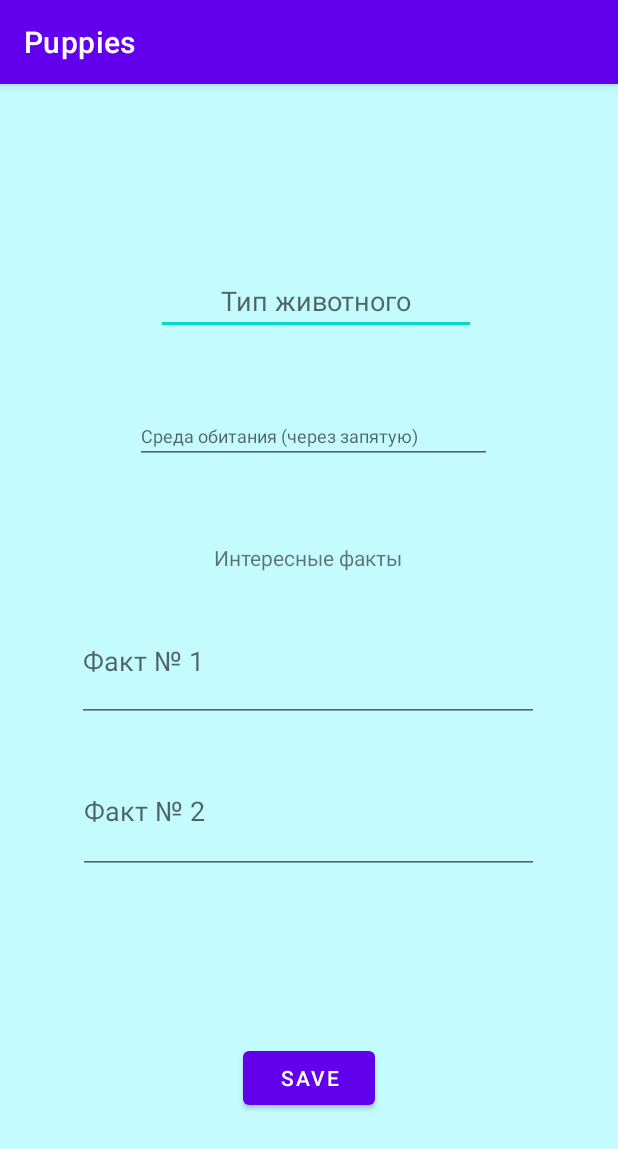
After one commit to YariLAN/Animals, an Android app: the AddAnimalActivity screen opened directly, with no data from a screen before it, on a phone screen of 412 x 824 dp. The commit adds this screen. Shown: the top 1149 px of the screen. Run offline under Robolectric (Android 15) with nearby library versions, the phone set to English and light mode, and no system bars; our stand-ins replace Room's generated code.

Commit message:
add RoomDb

```diff
--- a/app/build.gradle
+++ b/app/build.gradle
@@ -1,6 +1,7 @@
 plugins {
     id 'com.android.application'
     id 'org.jetbrains.kotlin.android'
+    id 'kotlin-kapt'
 }
 
 android {
@@ -38,6 +39,9 @@ android {
 dependencies {
 
     implementation 'androidx.core:core-ktx:1.7.0'
+    implementation 'androidx.room:room-ktx:2.4.3'
+    kapt 'androidx.room:room-compiler:2.4.3'
+    implementation 'androidx.lifecycle:lifecycle-livedata-ktx:2.5.1'
     implementation 'androidx.appcompat:appcompat:1.6.1'
     implementation 'com.google.android.material:material:1.11.0'
     implementation 'androidx.constraintlayout:constraintlayout:2.1.4'
--- a/app/src/main/AndroidManifest.xml
+++ b/app/src/main/AndroidManifest.xml
@@ -12,10 +12,13 @@
             android:theme="@style/Theme.Puppies"
             tools:targetApi="31">
         <activity
+                android:name=".AddAnimalActivity"
+                android:exported="false"/>
+        <activity
                 android:name=".CatsActivity"
                 android:exported="false"/>
         <activity
-                android:name=".DogsActivity"
+                android:name=".AnimalActivity"
                 android:exported="false"/>
         <activity
                 android:name=".RabbitsActivity"
--- /dev/null
+++ b/app/src/main/java/ru/ygmatveev/puppies/AddAnimalActivity.kt
@@ -0,0 +1,37 @@
+package ru.ygmatveev.puppies
+
+import android.content.Intent
+import androidx.appcompat.app.AppCompatActivity
+import android.os.Bundle
+import ru.ygmatveev.puppies.DbModels.AnimalDb
+import ru.ygmatveev.puppies.databinding.ActivityAddAnimalBinding
+import ru.ygmatveev.puppies.db.AnimalsDbContext
+
+class AddAnimalActivity : AppCompatActivity() {
+
+    private lateinit var binding: ActivityAddAnimalBinding
+
+    override fun onCreate(savedInstanceState: Bundle?) {
+        super.onCreate(savedInstanceState)
+        val db = AnimalsDbContext.getDatabase(this)
+
+        binding = ActivityAddAnimalBinding.inflate(layoutInflater)
+        setContentView(binding.root)
+
+        binding.save.setOnClickListener {
+            val animal = AnimalDb(
+                null,
+                binding.editTextTextPersonName2.text.toString(),
+                binding.locationName.text.toString(),
+                binding.editTextTextPersonName4.text.toString(),
+                binding.editTextTextPersonName5.text.toString())
+
+            Thread {
+                db.animalsDao().addAnimal(animal)
+            }.start()
+
+            intent = Intent(this, ListAnimalsActivity::class.java)
+            startActivity(intent)
+        }
+    }
+}
--- /dev/null
+++ b/app/src/main/java/ru/ygmatveev/puppies/DaoModels/AnimalDao.kt
@@ -0,0 +1,21 @@
+package ru.ygmatveev.puppies.DaoModels
+
+import androidx.room.Dao
+import androidx.room.Insert
+import androidx.room.Query
+import kotlinx.coroutines.flow.Flow
+import ru.ygmatveev.puppies.DbModels.AnimalDb
+
+
+@Dao
+interface AnimalDao {
+    @Insert
+    fun addAnimal(animal: AnimalDb)
+
+    @Query("SELECT * FROM animals")
+    fun getAllAnimals(): Flow<List<AnimalDb>>
+
+    @Query("SELECT * FROM animals WHERE id = :id")
+    fun getAnimalById(id: Int): AnimalDb
+
+}
--- a/app/src/main/java/ru/ygmatveev/puppies/MainActivity.kt
+++ b/app/src/main/java/ru/ygmatveev/puppies/MainActivity.kt
@@ -31,5 +31,10 @@ class MainActivity : AppCompatActivity() {
             val intent = Intent(this, ListAnimalsActivity::class.java);
             startActivity(intent);
         }
+
+        mainBinding.addAnimal.setOnClickListener {
+            intent = Intent(this, AddAnimalActivity::class.java)
+            startActivity(intent)
+        }
     }
 }
--- /dev/null
+++ b/app/src/main/java/ru/ygmatveev/puppies/db/AnimalsDbContext.kt
@@ -0,0 +1,25 @@
+package ru.ygmatveev.puppies.db
+
+import androidx.room.RoomDatabase
+import androidx.room.Room
+import android.content.Context
+import androidx.room.Database
+import ru.ygmatveev.puppies.DaoModels.AnimalDao
+import ru.ygmatveev.puppies.DbModels.AnimalDb
+
+// Антотация базы данных
+
+@Database (entities = [AnimalDb::class], version = 1)
+abstract class AnimalsDbContext() : RoomDatabase() {
+
+    abstract fun animalsDao(): AnimalDao
+
+    companion object {
+        fun getDatabase(context: Context): AnimalsDbContext {
+            return Room.databaseBuilder(context,
+                AnimalsDbContext::class.java,
+                "animals.db"
+            ).build()
+        }
+    }
+}
--- a/app/src/main/java/ru/ygmatveev/puppies/model/AnimalModel.kt
+++ b/app/src/main/java/ru/ygmatveev/puppies/model/AnimalModel.kt
@@ -1,3 +1,3 @@
 package ru.ygmatveev.puppies.model
 
-data class AnimalModel(val imgId: Int, val label: String)
+data class AnimalModel(val id: Int, val label: String, val imgId: Int)
--- /dev/null
+++ b/app/src/main/res/layout/activity_add_animal.xml
@@ -0,0 +1,68 @@
+<?xml version="1.0" encoding="utf-8"?>
+<androidx.constraintlayout.widget.ConstraintLayout
+        xmlns:android="http://schemas.android.com/apk/res/android"
+        xmlns:tools="http://schemas.android.com/tools"
+        xmlns:app="http://schemas.android.com/apk/res-auto"
+        android:layout_width="match_parent"
+        android:layout_height="match_parent"
+        tools:context=".AddAnimalActivity" android:background="#C4FBFF">
+
+    <EditText
+            android:layout_width="wrap_content"
+            android:layout_height="wrap_content"
+            android:inputType="textPersonName"
+            android:ems="10"
+            android:id="@+id/editTextTextPersonName2"
+            app:layout_constraintStart_toStartOf="parent" android:layout_marginStart="104dp"
+            android:layout_marginEnd="97dp" app:layout_constraintEnd_toEndOf="parent"
+            app:layout_constraintTop_toTopOf="parent" android:layout_marginTop="122dp"
+            app:layout_constraintBottom_toBottomOf="parent" android:layout_marginBottom="564dp"
+            app:layout_constraintHorizontal_bias="0.0" app:layout_constraintVertical_bias="0.0"
+            android:textAlignment="center" android:hint="Тип животного"/>
+    <Button
+            android:text="Save"
+            android:layout_width="wrap_content"
+            android:layout_height="wrap_content" android:id="@+id/save"
+            android:layout_marginTop="471dp"
+            app:layout_constraintTop_toBottomOf="@+id/editTextTextPersonName2"
+            app:layout_constraintBottom_toBottomOf="parent" android:layout_marginBottom="45dp"
+            app:layout_constraintStart_toStartOf="parent"
+            app:layout_constraintVertical_bias="0.0" app:layout_constraintEnd_toEndOf="parent"/>
+    <EditText
+            android:layout_width="238dp"
+            android:layout_height="37dp"
+            android:inputType="textPersonName"
+            android:ems="10"
+            android:id="@+id/location_name"
+            app:layout_constraintEnd_toEndOf="parent" app:layout_constraintStart_toStartOf="parent"
+            app:layout_constraintTop_toBottomOf="@+id/editTextTextPersonName2"
+            app:layout_constraintBottom_toTopOf="@+id/save" app:layout_constraintHorizontal_bias="0.517"
+            app:layout_constraintVertical_bias="0.112" android:textSize="12sp"
+            android:hint="Среда обитания (через запятую)"/>
+    <TextView
+            android:text="Интересные факты"
+            android:layout_width="wrap_content"
+            android:layout_height="wrap_content" android:id="@+id/textView5"
+            app:layout_constraintEnd_toEndOf="parent" app:layout_constraintStart_toStartOf="parent"
+            app:layout_constraintTop_toBottomOf="@+id/location_name" app:layout_constraintBottom_toTopOf="@+id/save"
+            app:layout_constraintHorizontal_bias="0.498" app:layout_constraintVertical_bias="0.144"/>
+    <EditText
+            android:layout_width="308dp"
+            android:layout_height="81dp"
+            android:inputType="textPersonName"
+            android:ems="10"
+            android:id="@+id/editTextTextPersonName4"
+            app:layout_constraintEnd_toEndOf="parent" app:layout_constraintStart_toStartOf="parent"
+            app:layout_constraintTop_toBottomOf="@+id/textView5"
+            app:layout_constraintBottom_toTopOf="@+id/editTextTextPersonName5"
+            app:layout_constraintHorizontal_bias="0.495" android:hint="Факт № 1"/>
+    <EditText
+            android:layout_width="307dp"
+            android:layout_height="83dp"
+            android:inputType="textPersonName"
+            android:ems="10"
+            android:id="@+id/editTextTextPersonName5"
+            app:layout_constraintEnd_toEndOf="parent" app:layout_constraintStart_toStartOf="parent"
+            app:layout_constraintBottom_toTopOf="@+id/save"
+            android:layout_marginBottom="112dp" app:layout_constraintHorizontal_bias="0.495" android:hint="Факт № 2"/>
+</androidx.constraintlayout.widget.ConstraintLayout>
--- a/app/src/main/res/layout/activity_list_animals.xml
+++ b/app/src/main/res/layout/activity_list_animals.xml
@@ -22,4 +22,4 @@
             app:layout_constraintVertical_bias="0.0"
             android:id="@+id/rv_animals"/>
 
-    </androidx.constraintlayout.widget.ConstraintLayout>
+</androidx.constraintlayout.widget.ConstraintLayout>
--- /dev/null
+++ b/app/src/main/res/values/ids.xml
@@ -0,0 +1,4 @@
+<?xml version="1.0" encoding="utf-8"?>
+<resources>
+    <item name="locale_view" type="id"/>
+</resources>
--- a/app/src/main/res/values/strings.xml
+++ b/app/src/main/res/values/strings.xml
@@ -29,7 +29,9 @@
     <string name="attachment_summary_on">Automatically download attachments for incoming emails</string>
     <string name="attachment_summary_off">Only download attachments when manually requested</string>
     <string name="title_activity_list_animals">ListAnimalsActivity</string>
-    <string name="_30_70">род из семейства зайцевых. Распространены везде, кроме Австралии и Антарктиды, всего около 30 видов. Отличаются длинными ушами, коротким поднятым хвостом, недоразвитыми ключицами, длинными задними лапами, что позволяет им двигаться прыжками. Русак может достигать скорости 70 км/ч
+    <string name="_30_70">род из семейства зайцевых. Распространены везде, кроме Австралии и Антарктиды, всего около 30
+        видов. Отличаются длинными ушами, коротким поднятым хвостом, недоразвитыми ключицами, длинными задними лапами,
+        что позволяет им двигаться прыжками. Русак может достигать скорости 70 км/ч
     </string>
     <string name="cats_title">домашнее животное, одно из наиболее популярных (наряду с собакой) «животных-компаньонов».
         С точки зрения научной систематики, домашняя кошка — млекопитающее семейства кошачьих отряда хищных. Одни
```
Also changed, not shown: app/src/main/java/ru/ygmatveev/puppies/AnimalActivity.kt (added, +47 -0 lines), app/src/main/java/ru/ygmatveev/puppies/DbModels/AnimalDb.kt (added, +23 -0 lines), app/src/main/java/ru/ygmatveev/puppies/DogsActivity.kt (deleted, +0 -11 lines), app/src/main/java/ru/ygmatveev/puppies/ListAnimalsActivity.kt (+36 -8 lines), app/src/main/java/ru/ygmatveev/puppies/adapter/AnimalAdapter.kt (+18 -15 lines), app/src/main/res/layout/activity_animal.xml (added, +54 -0 lines), app/src/main/res/layout/activity_dogs.xml (deleted, +0 -10 lines), app/src/main/res/layout/activity_main.xml (+9 -1 lines), app/src/main/res/drawable-nodpi/screen_shot_2019_08_08_at_10_51_04_am.png (added).
